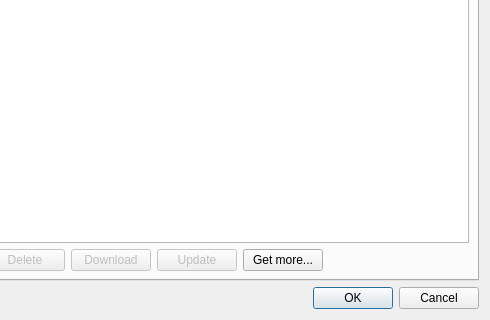
Before: the Qt Designer form src/settings/TranslatorSettingsDialog.ui in XapaJIaMnu/translateLocally, drawn with Qt 5; both pictures show x 132 to 622 and y 327 to 647 of the 622 by 647 pixel window.
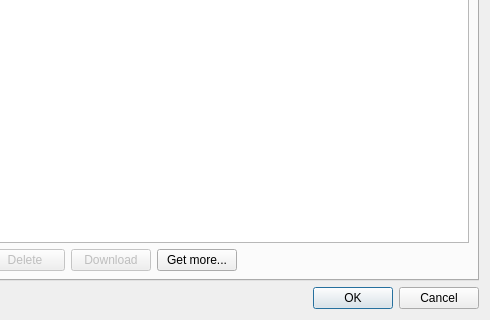
After: the same form once the commit is applied. Custom widgets are drawn as their Qt base class.

Commit message: Merge download & update buttons

Patch:
```diff
--- a/src/settings/TranslatorSettingsDialog.ui
+++ b/src/settings/TranslatorSettingsDialog.ui
@@ -231,16 +231,6 @@
            </property>
           </widget>
          </item>
-         <item>
-          <widget class="QPushButton" name="updateButton">
-           <property name="enabled">
-            <bool>false</bool>
-           </property>
-           <property name="text">
-            <string>Update</string>
-           </property>
-          </widget>
-         </item>
          <item>
           <widget class="QPushButton" name="getMoreButton">
            <property name="toolTip">
```
The commit also changes 2 other files.
